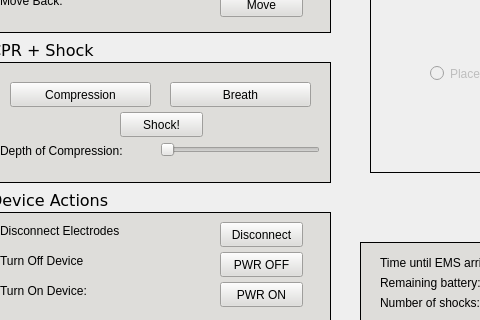
sfahimanwar/COMP3004-Project-Team-20, file mainwindow.ui: the form before one commit; both pictures show x 420 to 900 and y 428 to 748 of the 1338 by 890 pixel window.
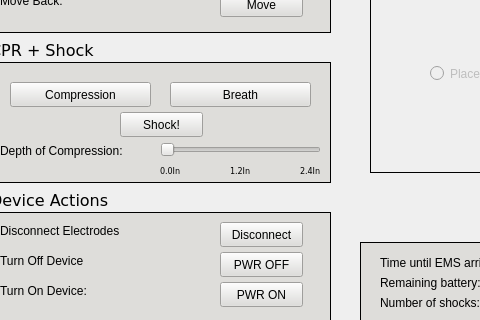
The form after the commit. Icons and pictures are not drawn.

Commit message: Added labels to compression slider

```diff
--- a/mainwindow.ui
+++ b/mainwindow.ui
@@ -773,7 +773,7 @@
       <rect>
        <x>170</x>
        <y>80</y>
-       <width>160</width>
+       <width>161</width>
        <height>16</height>
       </rect>
      </property>
@@ -794,6 +794,63 @@
       <string>Depth of Compression:</string>
      </property>
     </widget>
+    <widget class="QLabel" name="label">
+     <property name="geometry">
+      <rect>
+       <x>240</x>
+       <y>100</y>
+       <width>21</width>
+       <height>17</height>
+      </rect>
+     </property>
+     <property name="font">
+      <font>
+       <family>DejaVu Sans</family>
+       <pointsize>6</pointsize>
+      </font>
+     </property>
+     <property name="text">
+      <string>1.2In</string>
+     </property>
+    </widget>
+    <widget class="QLabel" name="label_2">
+     <property name="geometry">
+      <rect>
+       <x>310</x>
+       <y>100</y>
+       <width>21</width>
+       <height>17</height>
+      </rect>
+     </property>
+     <property name="font">
+      <font>
+       <family>DejaVu Sans</family>
+       <pointsize>6</pointsize>
+      </font>
+     </property>
+     <property name="text">
+      <string>2.4In</string>
+     </property>
+    </widget>
+    <widget class="QLabel" name="label_3">
+     <property name="geometry">
+      <rect>
+       <x>170</x>
+       <y>100</y>
+       <width>21</width>
+       <height>17</height>
+      </rect>
+     </property>
+     <property name="font">
+      <font>
+       <family>DejaVu Sans</family>
+       <pointsize>6</pointsize>
+      </font>
+     </property>
+     <property name="text">
+      <string>0.0In</string>
+     </property>
+    </widget>
    </widget>
    <widget class="QFrame" name="patientFrame">
     <property name="enabled">
```
